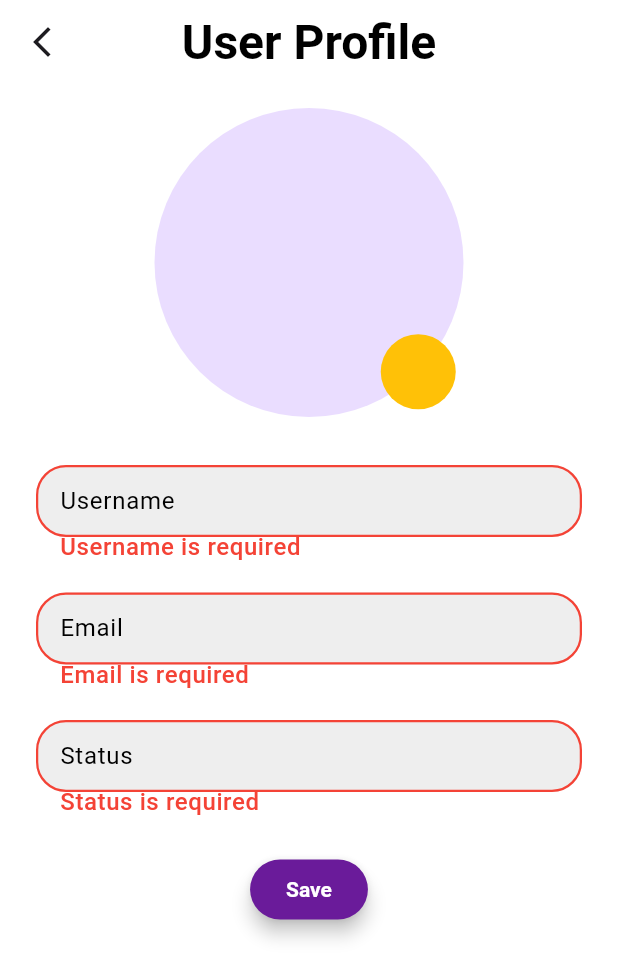
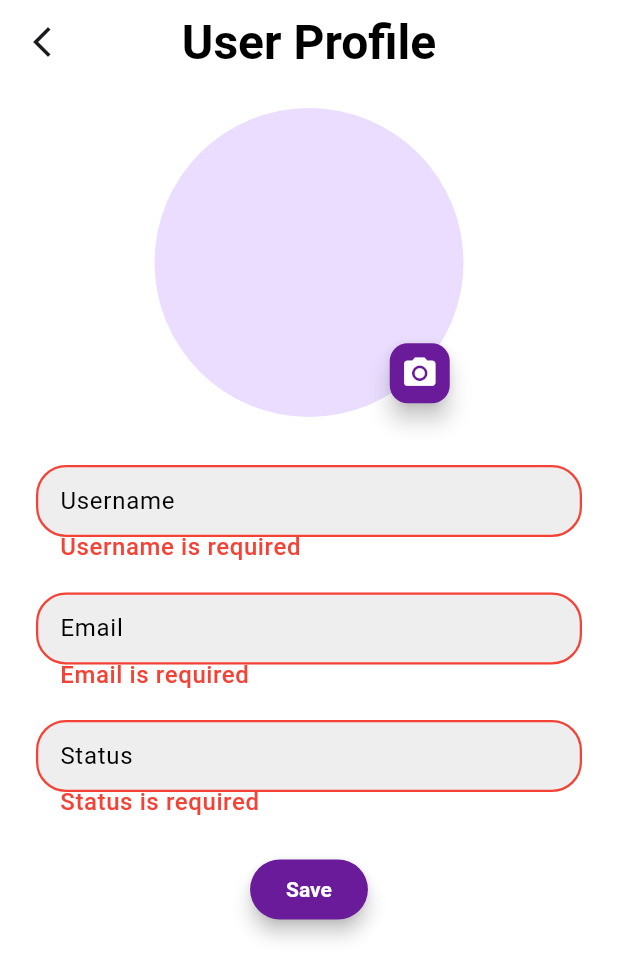
Before and after one commit to bhagyeshshah/Let-s-Connect, a Flutter app: the UserProfileScreen screen opened directly with empty values, after a tap on "Save", on a phone screen of 412 x 824 dp. Shown: the top 978 px of the screen. Run offline on Flutter 3.47's test engine with Material 3 defaults, Android fonts, the phone set to English and light mode, and no system bars; our stand-ins replace firebase_auth, firebase_core, firebase_crashlytics, firebase_database, flash, flutter_bloc and 2 more; accounts and stored records are empty.

Commit message:
Save Profile

```diff
--- a/assets/locale/i18n_en.json
+++ b/assets/locale/i18n_en.json
@@ -37,5 +37,6 @@
     "key_character_long": "characters",
     "key_username": "Username",
     "key_status": "Status",
-    "key_save": "Save"
+    "key_save": "Save",
+    "key_profile_saved": "Profile Saved Successfully!"
 }
--- a/lib/modules/user_profile/bloc/user_profile_bloc.dart
+++ b/lib/modules/user_profile/bloc/user_profile_bloc.dart
@@ -8,6 +8,8 @@ import 'package:lets_connect/utils/api_client_service.dart';
 abstract class ProfileState{}
 class ProfileInitial extends ProfileState{}
 class ProfileLoading extends ProfileState{}
+class ProfileLSaving extends ProfileState{}
+class ProfileLSaved extends ProfileState{}
 class ProfileLoaded extends ProfileState{
   UserProfileDm? profileDm;
   ProfileLoaded(this.profileDm);
@@ -26,14 +28,15 @@ class FetchProfile extends ProfileEvent{
   FetchProfile({required this.userId, this.isRefresh = false});
 }
 
-class UserDetails extends ProfileEvent{
-  String? id;
-  UserDetails({required this.id});
+class SaveProfile extends ProfileEvent{
+  UserProfileDm? userProfileDm;
+  SaveProfile({required this.userProfileDm});
 }
 
 class ProfileBloc extends Bloc<ProfileEvent, ProfileState>{
   ProfileBloc():super(ProfileInitial()){
     on<FetchProfile>(mapFetchProfileToState);
+    on<SaveProfile>(mapSaveProfileToState);
   }
 
 
@@ -51,5 +54,16 @@ class ProfileBloc extends Bloc<ProfileEvent, ProfileState>{
       emit(ProfileError(e.toString()));
     }
   }
+  FutureOr mapSaveProfileToState(SaveProfile event, Emitter<ProfileState> emit) async{
+    try{
+      emit(ProfileLSaving());
+      //Api Call
+      await ApiClientService.saveProfile(userProfileDm: event.userProfileDm);
+      emit(ProfileLSaved());
+    }
+    catch(e){
+      emit(ProfileError(e.toString()));
+    }
+  }
 
 }
--- a/lib/modules/user_profile/model/user_profile_dm.dart
+++ b/lib/modules/user_profile/model/user_profile_dm.dart
@@ -7,7 +7,7 @@ class UserProfileDm extends DataModel{
   String? profilePicUrl;
   String? status;
   bool? isActive;
-  num? lastUpdatedAt;
+  String? lastUpdatedAt;
 
   UserProfileDm(
     {
@@ -39,8 +39,8 @@ class UserProfileDm extends DataModel{
     data['email'] = email;
     data['profilePicUrl'] = profilePicUrl;
     data['status'] = status;
-    data['isActive'] = isActive;
-    data['lastUpdatedAt'] = DateTime.now().toUtc();
+    data['isActive'] = isActive ?? true;
+    data['lastUpdatedAt'] = DateTime.now().toUtc().toString();
     return data;
   }
 }
--- a/lib/modules/user_profile/ui/user_profile_screen.dart
+++ b/lib/modules/user_profile/ui/user_profile_screen.dart
@@ -2,6 +2,7 @@ import 'dart:math';
 
 import 'package:flutter/material.dart';
 import 'package:flutter_bloc/flutter_bloc.dart';
+import 'package:lets_connect/modules/app/bloc/app_flow_bloc.dart';
 import 'package:lets_connect/modules/auth/ui/sign_out_button.dart';
 import 'package:lets_connect/modules/user_profile/bloc/user_profile_bloc.dart';
 import 'package:lets_connect/modules/user_profile/model/user_profile_dm.dart';
@@ -10,6 +11,8 @@ import 'package:lets_connect/utils/base_state.dart';
 import 'package:lets_connect/utils/components/lc_activity_indicator.dart';
 import 'package:lets_connect/utils/components/lc_app_bar.dart';
 import 'package:lets_connect/utils/components/lc_button.dart';
+import 'package:lets_connect/utils/components/lc_text.dart';
+import 'package:lets_connect/utils/components/lc_text_styles.dart';
 import 'package:lets_connect/utils/components/lc_textfield.dart';
 import 'package:lets_connect/utils/translation_service.dart';
 import 'package:lets_connect/utils/validator.dart';
@@ -32,6 +35,8 @@ class _UserProfileScreenState extends BaseState<UserProfileScreen> {
   ProfileBloc profileBloc = ProfileBloc();
   final _formKey = GlobalKey<FormState>();
 
+  ValueNotifier<Widget> profileWidget = ValueNotifier(Container());
+
   @override
   void initState() {
     if(widget.userId != null){
@@ -39,6 +44,7 @@ class _UserProfileScreenState extends BaseState<UserProfileScreen> {
     }
     else{
       _emailController.text = ApiClientService.currentUser?.email ?? '';
+      setUpProfileWidget();
     }
     super.initState();
   }
@@ -48,14 +54,16 @@ class _UserProfileScreenState extends BaseState<UserProfileScreen> {
     _emailController.dispose();
     _userNameController.dispose();
     _statusController.dispose();
+    profileBloc.close();
     super.dispose();
   }
 
   void _initializeProfileFields(UserProfileDm? profileDm){
-    userProfileDm = profileDm;
+    userProfileDm = profileDm ?? UserProfileDm();
     _emailController.text = profileDm?.email ?? '';
     _userNameController.text = profileDm?.userName ?? '';
     _statusController.text = profileDm?.status ?? '';
+    setUpProfileWidget();
   }
 
   @override
@@ -87,10 +95,19 @@ class _UserProfileScreenState extends BaseState<UserProfileScreen> {
       bloc: profileBloc,
       listener: (context, state){
         if(state is ProfileError){
+          LcRootActivityIndicator.hideLoader(context);
           showErrorMessage(state.error);
         }
         else if(state is ProfileLoaded){
           _initializeProfileFields(state.profileDm);
+        }
+        else if(state is ProfileLSaving){
+          LcRootActivityIndicator.showLoader(context);
+        }
+        else if(state is ProfileLSaved){
+          showSuccessMessage(translationService.text('key_profile_saved')!);
+          LcRootActivityIndicator.hideLoader(context);
+          BlocProvider.of<AppFlowBloc>(context).add(DashboardEvent());
         }
 
       },
@@ -128,20 +145,23 @@ class _UserProfileScreenState extends BaseState<UserProfileScreen> {
     return Stack(
       alignment: Alignment.center,
       children: [
-        CircleAvatar(
-          radius: MediaQuery.of(context).size.shortestSide/4,
-          child: Container(),
+        ValueListenableBuilder(
+          valueListenable: profileWidget,
+          builder: (context, value, child) {
+            return CircleAvatar(
+              radius: MediaQuery.of(context).size.shortestSide/4,
+              child: profileWidget.value,
+            );
+          }
         ),
         Positioned(
           bottom:(radius) - (radius/(sqrt(2))) - 25,
           right:(radius) - (radius/(sqrt(2))) - 25,
-          child: Container(
-            height: 50,
-            width: 50,
-            decoration: const BoxDecoration(
-              shape: BoxShape.circle,
-              color: Colors.amber,
-            ),
+          child: FloatingActionButton(
+            backgroundColor: Theme.of(context).primaryColor,
+            onPressed: (){},
+            mini: true,
+            child: const Icon(Icons.photo_camera, color: Colors.white, size: 25),
           )
         )
       ],
@@ -154,6 +174,11 @@ class _UserProfileScreenState extends BaseState<UserProfileScreen> {
       controller: _emailController,
       validator: Validator.email,
       labelText: translationService.text('key_email'),
+      onChanged: (val){
+        if(userProfileDm?.profilePicUrl?.isEmpty ?? true){
+          setUpProfileWidget();
+        }
+      },
     );
   }
 
@@ -164,6 +189,11 @@ class _UserProfileScreenState extends BaseState<UserProfileScreen> {
         return Validator.lengthLimitter(value, isRequired: true, label: translationService.text('key_username'));
       },
       labelText: translationService.text('key_username'),
+      onChanged: (val){
+        if(userProfileDm?.profilePicUrl?.isEmpty ?? true){
+          setUpProfileWidget();
+        }
+      },
     );
   }
 
@@ -183,8 +213,26 @@ class _UserProfileScreenState extends BaseState<UserProfileScreen> {
       onPressed: () {
         if(_formKey.currentState!.validate()){
           FocusScope.of(context).unfocus();
+          userProfileDm ??= UserProfileDm();
+          userProfileDm?.userId = widget.userId ?? ApiClientService.currentUser?.uid;
+          userProfileDm?.email = _emailController.text;
+          userProfileDm?.userName = _userNameController.text;
+          userProfileDm?.status = _statusController.text;
+          profileBloc.add(SaveProfile(userProfileDm: userProfileDm));
         }
       },
     );
   }
+
+  void setUpProfileWidget(){
+    if(userProfileDm?.profilePicUrl != null){
+
+    }
+    else if(_userNameController.text.isNotNullAndNotEmpty()){
+      profileWidget.value = LcText.pageHeader(text: _userNameController.text.characters.first.toUpperCase(), style: LcTextStyle.pageHeaderStyle()?.copyWith(fontSize: 96),);
+    }
+    else if(_emailController.text.isNotNullAndNotEmpty()){
+      profileWidget.value = LcText.pageHeader(text: _emailController.text.characters.first.toUpperCase(), style: LcTextStyle.pageHeaderStyle()?.copyWith(fontSize: 96),);
+    }
+  }
 }
--- a/lib/utils/api_client_service.dart
+++ b/lib/utils/api_client_service.dart
@@ -27,7 +27,7 @@ class ApiClientService{
 
   //USER
 
-  static Future saveProfile({required UserProfileDm userProfileDm}) async{
+  static Future saveProfile({required UserProfileDm? userProfileDm}) async{
     return await _handleApiException(UserProfileApi.saveProfile(userProfileDm: userProfileDm));
   }
 
--- a/lib/utils/lc_firebase_utils.dart
+++ b/lib/utils/lc_firebase_utils.dart
@@ -1,3 +1,5 @@
+import 'dart:convert';
+
 import 'package:firebase_database/firebase_database.dart';
 import 'package:lets_connect/utils/api_constants.dart';
 import 'package:lets_connect/utils/data_model.dart';
@@ -15,7 +17,7 @@ class LcFirebaseUtils{
     DatabaseReference db = firebaseDatabase.ref(url);
     DataSnapshot snapshot = await db.get();
     if(snapshot.exists && snapshot.value != null){
-      return fromJson(snapshot.value as Map<String, dynamic>);
+      return fromJson(json.decode(json.encode(snapshot.value)) as Map<String, dynamic>);
     }
     return null;
   }
--- a/lib/utils/validator.dart
+++ b/lib/utils/validator.dart
@@ -59,3 +59,9 @@ class Validator{
     return null;
   }
 }
+
+extension StringExtensions on String?{
+    bool isNotNullAndNotEmpty() {
+      return this?.trim().isNotEmpty ?? false;
+    }
+  }
```
Also changed, not shown: lib/network/user_profile_api.dart (+5 -2 lines).
